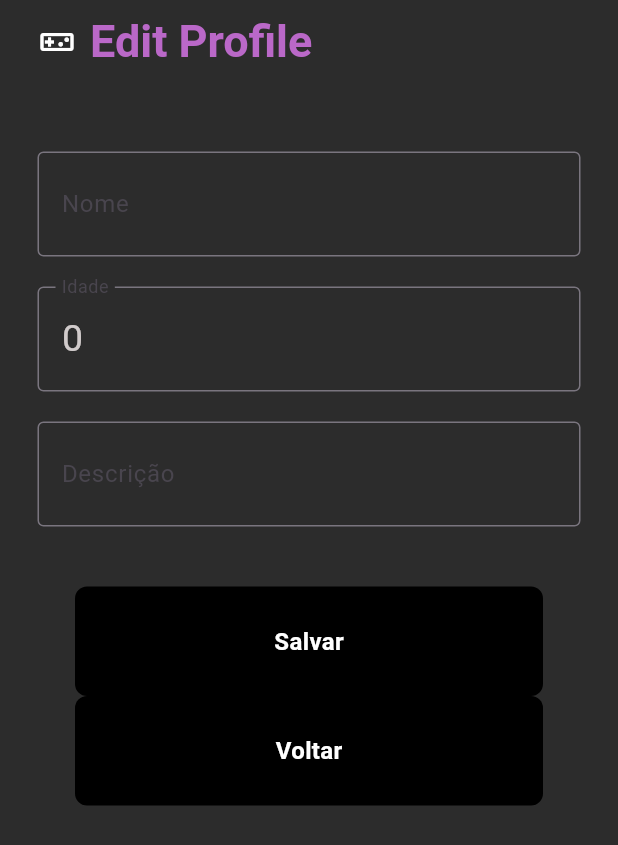
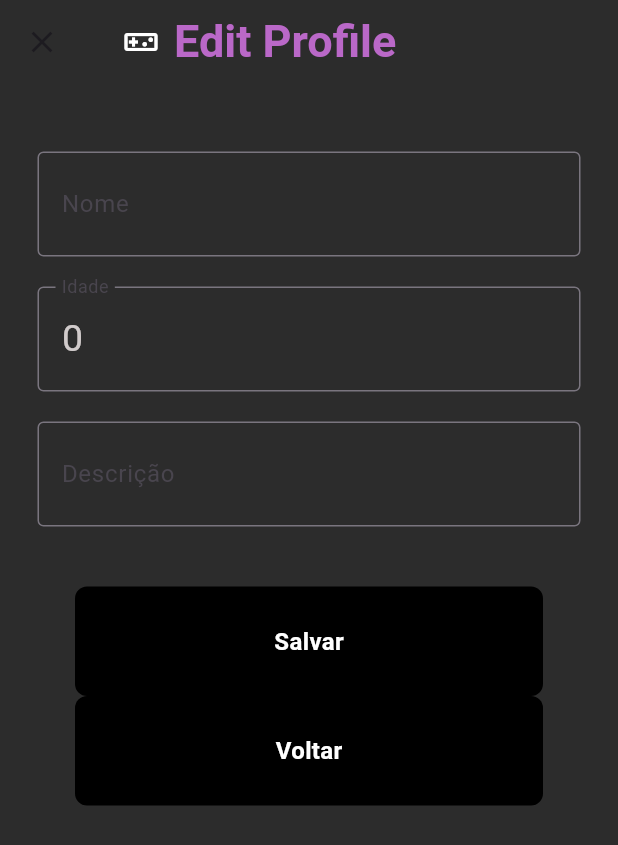
Before and after one commit to Vinezius/Gamelovers, a Flutter app: the screen it shows once a user with an empty profile is signed in, item 2 of the bottom bar chosen, after a tap on "Editar BIO", on a phone screen of 412 x 824 dp. Shown: the top 845 px of the screen. Run offline on Flutter 3.47's test engine with Material 3 defaults, Android fonts, the phone set to English and light mode, and no system bars; our stand-ins replace cloud_firestore, firebase_auth, firebase_core, google_fonts, swipe_cards; accounts and stored records are empty.

Commit message:
ajustes edit e profile page

```diff
--- a/lib/pages/profile_page.dart
+++ b/lib/pages/profile_page.dart
@@ -6,6 +6,7 @@ import 'package:gamelovers/models/user.dart';
 import 'package:gamelovers/pages/components/button.dart';
 import 'package:gamelovers/pages/edit_page.dart';
 import 'package:gamelovers/pages/login_page.dart';
+import 'package:gamelovers/pages/repository/reviews_repository.dart';
 import 'package:gamelovers/pages/repository/user_repository.dart';
 import 'package:google_fonts/google_fonts.dart';
 import 'package:provider/provider.dart';
@@ -39,6 +40,8 @@ class _ProfilePageState extends State<ProfilePage> {
   @override
   Widget build(BuildContext context) {
     context.read<UserRepository>().getMe();
+    final repository = context.read<ReviewsRepository>();
+    final games = repository.lista;
     return Scaffold(
         backgroundColor: const Color.fromARGB(255, 44, 44, 44),
         appBar: AppBar(
@@ -135,16 +138,21 @@ class _ProfilePageState extends State<ProfilePage> {
                             title: const Text("Jogos Like",
                                 style: TextStyle(
                                     color: Colors.grey, fontSize: 14)),
-                            subtitle: Text("jogos",
+                            subtitle: Text(
+                                games
+                                    .map((game) => game.name)
+                                    .toList()
+                                    .join(", "),
                                 style: const TextStyle(
                                     color: Colors.white, fontSize: 18)),
                           ),
                           CustomButton(
                             onTap: () {
-                              Navigator.pushReplacement(
+                              Navigator.push(
                                 context,
                                 MaterialPageRoute(
-                                    builder: (context) => const EditPage()),
+                                    builder: (context) => const EditPage(),
+                                    fullscreenDialog: true),
                               );
                             },
                             textoBotao: 'Editar BIO',
```
Also changed, not shown: lib/pages/edit_page.dart (+2 -6 lines), lib/pages/repository/reviews_repository.dart (+7 -7 lines).
